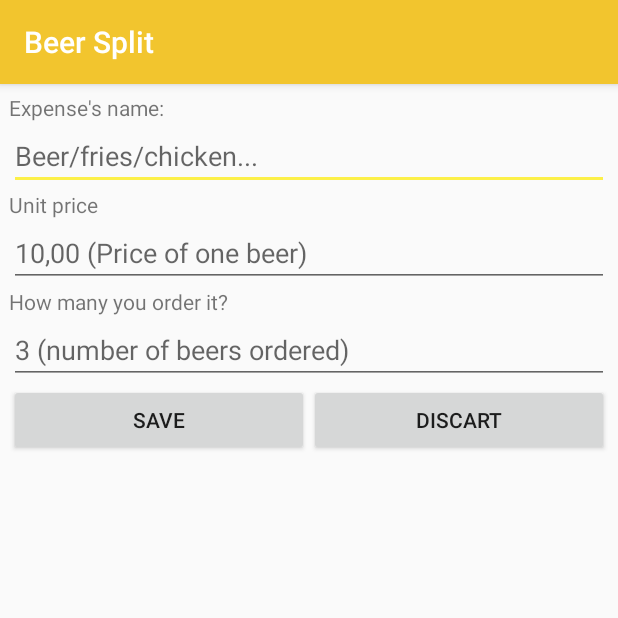
After one commit to liatiemy/BeerSplitApp, an Android app: the ExpenseActivity screen opened directly, with no data from a screen before it, on a phone screen of 412 x 824 dp, the top half of it. The commit adds this screen. Run offline under Robolectric (Android 15) with nearby library versions, the phone set to English and light mode, and no system bars; 1 statement that could not run was skipped.

Commit message:
evolução

```diff
--- a/app/src/main/AndroidManifest.xml
+++ b/app/src/main/AndroidManifest.xml
@@ -74,7 +74,9 @@
             android:name=".HistoryActivity"
             android:label="Beer Split History" />
         <activity android:name=".RoundActivity" />
-        <activity android:name=".AmountOfPeopleActivity"></activity>
+        <activity android:name=".AmountOfPeopleActivity" />
+        <activity android:name=".ExpensesActivity" />
+        <activity android:name=".ExpenseActivity"></activity>
     </application>
 
 </manifest>
--- /dev/null
+++ b/app/src/main/java/tiemy/android/br/com/beersplitapp/ExpenseActivity.java
@@ -0,0 +1,62 @@
+package tiemy.android.br.com.beersplitapp;
+
+import android.app.Activity;
+import android.content.Intent;
+import android.support.v7.app.AppCompatActivity;
+import android.os.Bundle;
+import android.view.View;
+import android.widget.EditText;
+import android.widget.Toast;
+
+import tiemy.android.br.com.beersplitapp.dao.ExpenseDAO;
+import tiemy.android.br.com.beersplitapp.model.Expense;
+
+public class ExpenseActivity extends AppCompatActivity {
+
+    private ExpenseDAO expenseDAO = new ExpenseDAO(this);
+    private Expense expense;
+
+    EditText etExpenseName;
+    EditText etUnitPrice;
+    EditText etQuantityOfProduct;
+
+    int id_round;
+
+    @Override
+    protected void onCreate(Bundle savedInstanceState) {
+        super.onCreate(savedInstanceState);
+        setContentView(R.layout.activity_expense);
+
+        Bundle param = getIntent().getExtras();
+        id_round = Integer.parseInt(param.getString("id_round"));
+        Toast.makeText(this, "id_round: " + String.valueOf(id_round), Toast.LENGTH_SHORT).show();
+
+        etExpenseName = (EditText) findViewById(R.id.etExpenseName);
+        etUnitPrice = (EditText) findViewById(R.id.etUnitPrice);
+        etQuantityOfProduct = (EditText) findViewById(R.id.etQuantityOfProduct);
+
+
+
+    }
+    public void save(View view) {
+        String expenseName = etExpenseName.getText().toString();
+        double unitPrice = Double.parseDouble(etUnitPrice.getText().toString());
+        int quantityOfProduct = Integer.parseInt(etUnitPrice.getText().toString());
+
+        expense = new Expense();
+        expense.setId_round(id_round);
+        expense.setNameExpense(expenseName);
+        expense.setPrice(unitPrice);
+        expense.setQuantity(quantityOfProduct);
+
+        String result = expenseDAO.add(expense);
+        //Toast.makeText(this, result, Toast.LENGTH_LONG).show();
+        if(!result.contains("erro")){
+            Intent intent = new Intent();
+            intent.putExtra("result", "OK");
+            setResult(Activity.RESULT_OK, intent);
+            finish();
+        }
+
+    }
+}
--- a/app/src/main/java/tiemy/android/br/com/beersplitapp/MenuActivity.java
+++ b/app/src/main/java/tiemy/android/br/com/beersplitapp/MenuActivity.java
@@ -31,16 +31,6 @@ public class MenuActivity extends AppCompatActivity
         //Bundle param = getIntent().getExtras();
         //String username = param.getString("usuario");
         //Toast.makeText(this, "o usuario logado é: "+username, Toast.LENGTH_SHORT).show();
-
-        //ERA O BOTAO DE EMAIL QUE JÁ EXISTIA
-        /*FloatingActionButton fab = (FloatingActionButton) findViewById(R.id.fab);
-        fab.setOnClickListener(new View.OnClickListener() {
-            @Override
-            public void onClick(View view) {
-                Snackbar.make(view, "Replace with your own action", Snackbar.LENGTH_LONG)
-                        .setAction("Action", null).show();
-            }
-        });*/
 
         DrawerLayout drawer = (DrawerLayout) findViewById(R.id.drawer_layout);
         ActionBarDrawerToggle toggle = new ActionBarDrawerToggle(
--- a/app/src/main/java/tiemy/android/br/com/beersplitapp/RoundRegisterActivity.java
+++ b/app/src/main/java/tiemy/android/br/com/beersplitapp/RoundRegisterActivity.java
@@ -59,7 +59,7 @@ public class RoundRegisterActivity extends AppCompatActivity{
                         startActivityForResult(intent2, AMOUNT_PEOPLE_REQUEST);
                         break;
                     case "Expenses":
-                        Intent intent3 = new Intent(RoundRegisterActivity.this, LocalNameActivity.class);
+                        Intent intent3 = new Intent(RoundRegisterActivity.this, ExpensesActivity.class);
                         intent3.putExtra("id_round", String.valueOf(roundRegister.getId_round()));
                         startActivity(intent3);
                         break;
--- a/app/src/main/java/tiemy/android/br/com/beersplitapp/dao/ExpenseDAO.java
+++ b/app/src/main/java/tiemy/android/br/com/beersplitapp/dao/ExpenseDAO.java
@@ -18,7 +18,7 @@ public class ExpenseDAO {
         banco = new DBOpenHelper(context);
     }
 
-    public static final String TABLE_EXPENSE = "expense";
+    public static final String TABLE_EXPENSE = "expenses";
     public static final String COLUMN_ID_ROUND = "id_round";
     public static final String COLUMN_NAME = "nameExpense";
     public static final String COLUMN_PRICE = "price";
--- /dev/null
+++ b/app/src/main/res/layout/activity_expense.xml
@@ -0,0 +1,65 @@
+<?xml version="1.0" encoding="utf-8"?>
+<LinearLayout xmlns:android="http://schemas.android.com/apk/res/android"
+    xmlns:app="http://schemas.android.com/apk/res-auto"
+    xmlns:tools="http://schemas.android.com/tools"
+    android:layout_width="match_parent"
+    android:layout_height="match_parent"
+    android:orientation="vertical"
+    android:padding="6dp"
+    tools:context="tiemy.android.br.com.beersplitapp.ExpenseActivity">
+
+    <TextView
+        android:layout_width="match_parent"
+        android:layout_height="wrap_content"
+        android:id="@+id/tvExpenseName"
+        android:text="Expense's name:"/>
+    <EditText
+        android:layout_width="match_parent"
+        android:layout_height="wrap_content"
+        android:id="@+id/etExpenseName"
+        android:hint="Beer/fries/chicken..."/>
+
+    <TextView
+        android:layout_width="match_parent"
+        android:layout_height="wrap_content"
+        android:id="@+id/tvUnitPrice"
+        android:text="Unit price"/>
+    <EditText
+        android:layout_width="match_parent"
+        android:layout_height="wrap_content"
+        android:inputType="numberDecimal"
+        android:id="@+id/etUnitPrice"
+        android:hint="10,00 (Price of one beer)"/>
+
+    <TextView
+        android:layout_width="match_parent"
+        android:layout_height="wrap_content"
+        android:id="@+id/tvQuantityOfExpense"
+        android:text="How many you order it?"/>
+    <EditText
+        android:layout_width="match_parent"
+        android:layout_height="wrap_content"
+        android:id="@+id/etQuantityOfProduct"
+        android:inputType="number"
+        android:hint="3 (number of beers ordered)"/>
+
+    <LinearLayout
+        android:layout_width="match_parent"
+        android:layout_height="wrap_content"
+        android:orientation="horizontal">
+    <Button
+        android:layout_width="wrap_content"
+        android:layout_height="wrap_content"
+        android:id="@+id/btSave"
+        android:text="Save"
+        android:onClick="save"
+        android:layout_weight="0.5"/>
+    <Button
+        android:layout_width="wrap_content"
+        android:layout_height="wrap_content"
+        android:id="@+id/btDiscart"
+        android:text="Discart"
+        android:onClick="Discart"
+        android:layout_weight="0.5"/>
+    </LinearLayout>
+</LinearLayout>
```
Also changed, not shown: app/build.gradle (line endings or trailing spaces), app/src/main/res/drawable/ic_plus.png (added).
